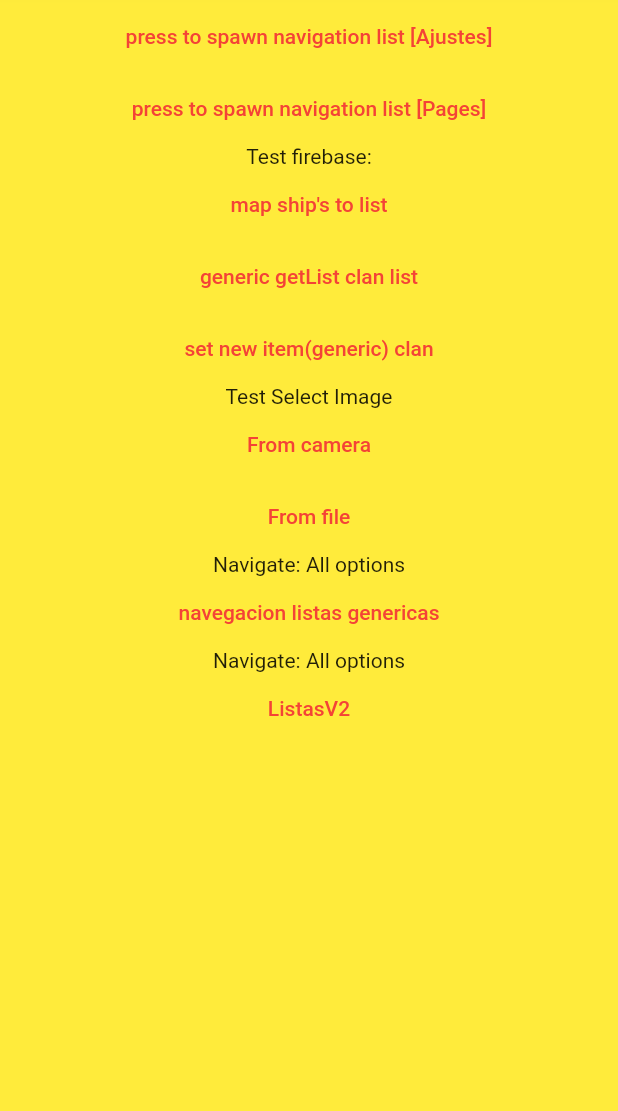
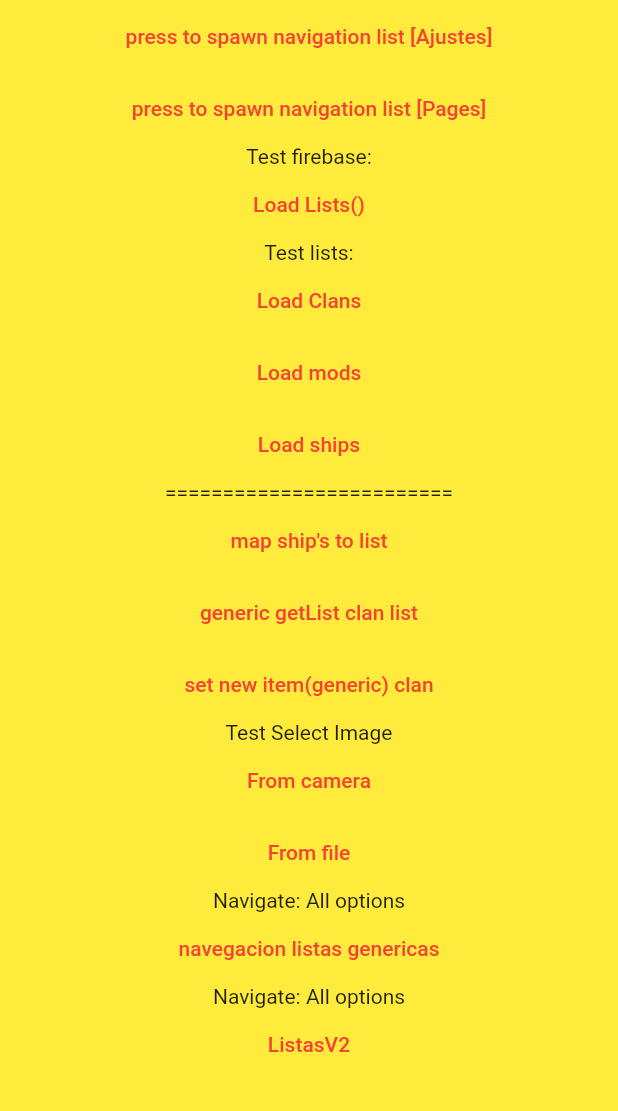
Before and after one commit to PolGarciaBlanch/star_fighter, a Flutter app: the screen it shows after launch, on a phone screen of 412 x 824 dp, the part 108-1219 px from its top. Run offline on Flutter 3.47's test engine with Material 2 defaults, Android fonts, the phone set to English and light mode, and no system bars; our stand-ins replace firebase_auth, firebase_core, firebase_database, flutter_compass, image_picker and 1 more; missing offline and left inert: cloudinary_sdk, dart:ffi, flutter_osm_plugin, mobile_scanner; accounts and stored records are empty.

Commit message:
obj persona
falta listas dentro de listas

```diff
--- a/lib/Pantallas/pant_developer_test.dart
+++ b/lib/Pantallas/pant_developer_test.dart
@@ -7,6 +7,7 @@
 import 'package:star_fighter/obj/dialog_lists.dart';
 import 'package:star_fighter/obj/nav_opt.dart';
 import 'package:star_fighter/obj/obj_clans.dart';
+import 'package:star_fighter/obj/obj_mods.dart';
 import 'package:star_fighter/obj/obj_ship.dart';
 import 'package:star_fighter/obj/obj_user.dart';
 import 'package:star_fighter/widgets/listas/cards/card_text.dart';
@@ -69,6 +70,39 @@
                 TextButton(
                     onPressed: () {
                       fd.GetObjList(
+                          fd.listClan, Clan.fromDatabaseJson, fd.clan);
+                      fd.GetObjList(
+                          fd.listShip, Ship.fromDatabaseJson, fd.ship);
+                      fd.GetObjList(fd.listMod, Mod.fromDatabaseJson, fd.mods);
+                      print("lol");
+                    },
+                    child: Text("Load Lists()")),
+                Text("Test lists:"),
+                TextButton(
+                    onPressed: () {
+                      dList.GenerateGenericList(context, fd.listClan,
+                          fd.listClan, dList.test, cBuilder.TextCard);
+                      print("lol");
+                    },
+                    child: Text("Load Clans")),
+                TextButton(
+                    onPressed: () {
+                      dList.GenerateGenericList(context, fd.listMod, fd.listMod,
+                          dList.test, cBuilder.TextCard);
+                      print("lol");
+                    },
+                    child: Text("Load mods")),
+                TextButton(
+                    onPressed: () {
+                      dList.GenerateGenericList(context, fd.listShip,
+                          fd.listShip, dList.test, cBuilder.TextCard);
+                      print("lol");
+                    },
+                    child: Text("Load ships")),
+                Text("========================="),
+                TextButton(
+                    onPressed: () {
+                      fd.GetObjList(
                           fd.listShip, Ship.fromDatabaseJson, fd.ship);
                       dList.GenerateGenericList(context, fd.listShip,
                           fd.listShip, dList.test, cBuilder.TextCard);
--- a/lib/control/firabase_data.dart
+++ b/lib/control/firabase_data.dart
@@ -37,9 +37,8 @@
   GetObjList(List<Object> genericList, Function converter, String path) {
     Stream<DatabaseEvent> stream = firebase.ref(path).onValue;
     stream.listen((DatabaseEvent event) {
-      Map<String, dynamic> temp =
-          Map<String, dynamic>.from(event.snapshot.value! as Map);
-      //listClan.clear();
+      var temp = Map<dynamic, dynamic>.from(event.snapshot.value! as Map);
+      genericList.clear();
 
       for (var entry in temp.entries) {
         Map<String, dynamic> submap = Map.from(entry.value);
--- a/lib/models/markers.dart
+++ b/lib/models/markers.dart
@@ -8,13 +8,10 @@
   IconData icono;
   GeoPoint location;
   MarkerIcon iconMarker;
-  String text;
 
   MarkersMap(
-
       {required this.text,
       required this.location,
       required this.iconMarker,
       required this.icono});
-
 }
--- a/lib/obj/obj_mods.dart
+++ b/lib/obj/obj_mods.dart
@@ -1,5 +1,5 @@
 class Mod {
-  int id;
+  String id;
   String name;
   String desc;
   int price;
@@ -13,8 +13,8 @@
     required this.type,
   });
 
-  factory Mod.fromDatabaseJson(Map<String, dynamic> data) => Mod(
-        id: data['id'],
+  factory Mod.fromDatabaseJson(Map<String, dynamic> data, String id) => Mod(
+        id: id,
         name: data['name'],
         desc: data['desc'],
         price: data['price'],
@@ -22,7 +22,6 @@
       );
 
   Map<String, dynamic> toDatabaseJson() => {
-        "id": id,
         "name": name,
         "desc": desc,
         "price": price,
--- a/lib/obj/obj_ship.dart
+++ b/lib/obj/obj_ship.dart
@@ -1,5 +1,5 @@
 class Ship {
-  int id;
+  String id;
   String name;
   int price;
   int speed;
@@ -15,8 +15,8 @@
     required this.energy,
   });
 
-  factory Ship.fromDatabaseJson(Map<String, dynamic> data) => Ship(
-      id: data['id'],
+  factory Ship.fromDatabaseJson(Map<String, dynamic> data, String id) => Ship(
+      id: id,
       name: data['name'],
       price: data['price'],
       speed: data['speed'],
@@ -24,7 +24,6 @@
       energy: data['energy']);
 
   Map<String, dynamic> toDatabaseJson() => {
-        "id": id,
         "name": name,
         "price": price,
         "speed": speed,
```
Also changed, not shown: lib/obj/obj_custom.dart (added), pubspec.lock.
